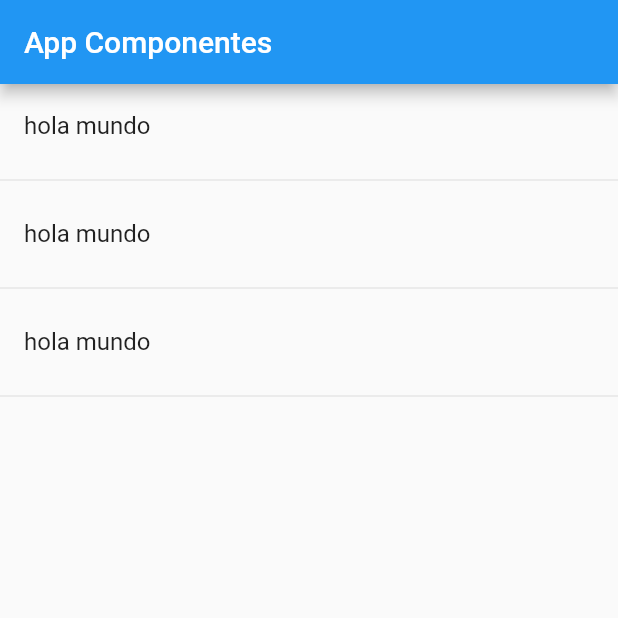
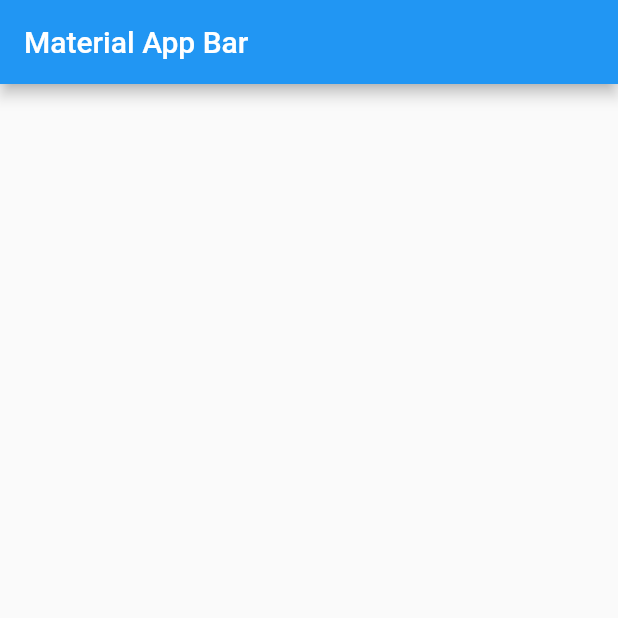
Before and after one commit to lpipeal/flutter_componentes, a Flutter app: the screen it shows after launch, on a phone screen of 412 x 824 dp, the top half of it. Run offline on Flutter 3.47's test engine with Material 2 defaults, Android fonts, the phone set to English and light mode, and no system bars.

Commit message:
Creacion de homepage definitivo

```diff
--- a/lib/src/app.dart
+++ b/lib/src/app.dart
@@ -1,12 +1,14 @@
-import 'package:componentes/src/pages/home_page.dart';
 import 'package:flutter/material.dart';
 
+import 'package:componentes/src/pages/home_page.dart';
+import 'package:componentes/src/pages/home_pageTemp.dart';
 
 class MyApp extends StatelessWidget {
   @override
   Widget build(BuildContext context) {
     return MaterialApp(
       title: 'Componentes',
+       debugShowCheckedModeBanner: false,
       home: HomePage()
     );
   }
--- a/lib/src/pages/home_page.dart
+++ b/lib/src/pages/home_page.dart
@@ -1,32 +1,25 @@
 import 'package:flutter/material.dart';
 
-class HomePage extends StatelessWidget{
-
-  final opciones = ['Uno','Dos','Tres','Cuatro','Cinco',''];
-
+class HomePage extends StatelessWidget {
   @override
   Widget build(BuildContext context) {
+    return MaterialApp(
+      title: 'Material App',
+      home: Scaffold(
+        appBar: AppBar(
+          title: Text('Material App Bar'),
+        ),
+        body: ListView(
+          children: <Widget>[
 
-    return Scaffold(
-      appBar: AppBar(
-        title: Text ('App Componentes'),
-      ),body: ListView(
-        children: <Widget>[
-              ListTile(
-              title: Text('hola mundo'),
-              ),
-              Divider(),
-              ListTile(
-              title: Text('hola mundo'),
-              ),
-              Divider(),
-              ListTile(
-              title: Text('hola mundo'),
-              ),
-              Divider()
+
+
         ],
+        )
       ),
     );
+
+
+
   }
-
 }
```
Also changed, not shown: lib/src/pages/home_pageTemp.dart (added, +34 -0 lines), 1 other file.
